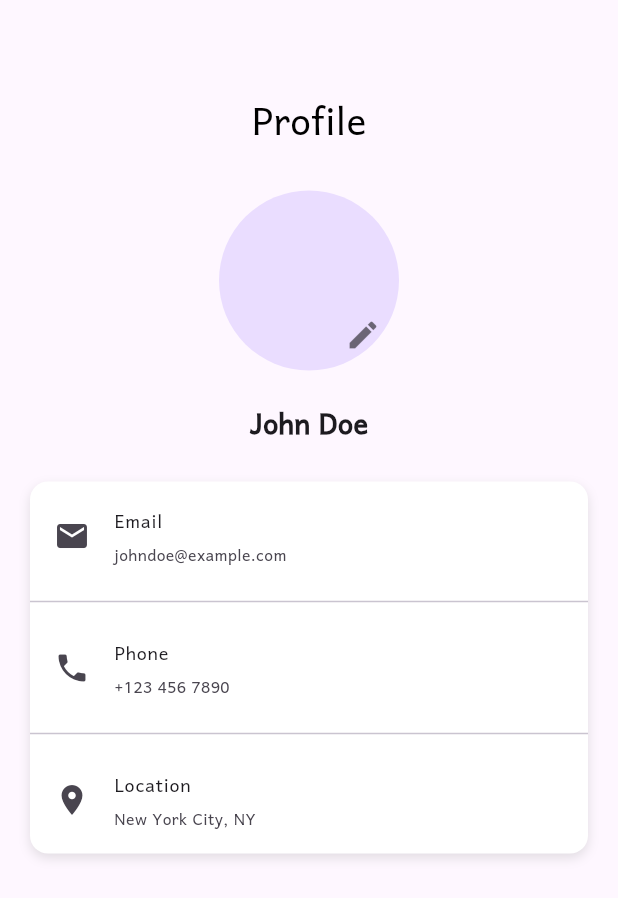
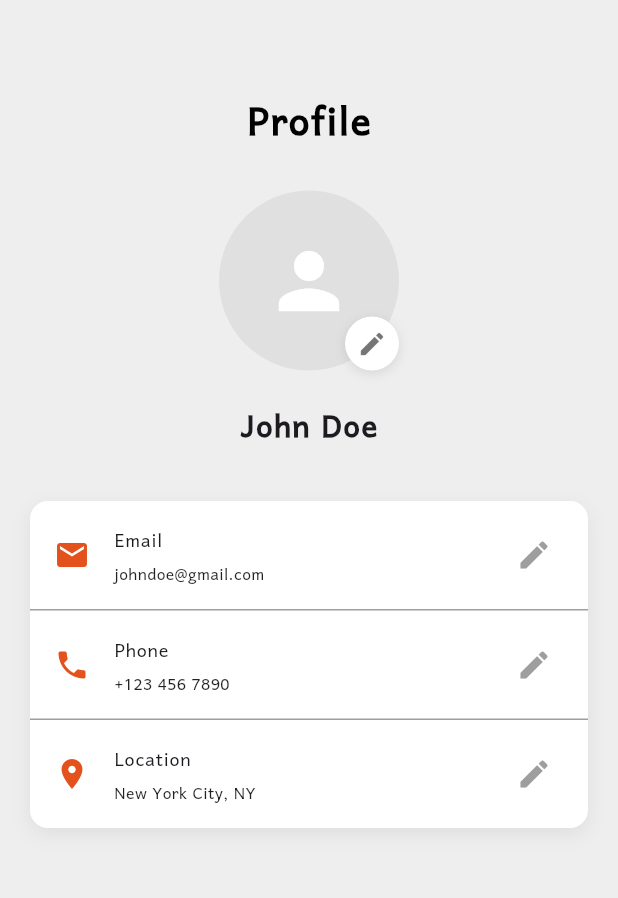
Before and after one commit to patt2005/sushi-shukan-app, a Flutter app: the ProfileScreen screen opened directly, on a phone screen of 412 x 824 dp. Shown: the top 898 px of the screen. Run offline on Flutter 3.47's test engine with Material 3 defaults, Android fonts, the phone set to English and light mode, and no system bars; our stand-ins replace geolocator, google_maps_flutter, image_picker, in_app_review.

Commit message:
app update

```diff
--- a/lib/screens/home_screen.dart
+++ b/lib/screens/home_screen.dart
@@ -192,7 +192,7 @@
         ),
         body: SafeArea(
           child: Padding(
-            padding: const EdgeInsets.symmetric(horizontal: 27),
+            padding: const EdgeInsets.symmetric(horizontal: 20),
             child: SingleChildScrollView(
               child: Column(
                 crossAxisAlignment: CrossAxisAlignment.start,
@@ -375,6 +375,7 @@
                   ),
                   SizedBox(height: MediaQuery.of(context).size.height * 0.01),
                   GridView.builder(
+                    padding: EdgeInsets.only(bottom: screenSize.height * 0.08),
                     physics: const NeverScrollableScrollPhysics(),
                     shrinkWrap: true,
                     gridDelegate: SliverGridDelegateWithFixedCrossAxisCount(
--- a/lib/screens/profile_screen.dart
+++ b/lib/screens/profile_screen.dart
@@ -3,6 +3,9 @@
 import 'package:image_picker/image_picker.dart';
 import 'package:path_provider/path_provider.dart';
 import 'package:path/path.dart' as path;
+import 'package:provider/provider.dart';
+import 'package:sushi_shukan_app/utilities/app_provider.dart';
+import 'package:sushi_shukan_app/utilities/colors.dart';
 
 class ProfileScreen extends StatefulWidget {
   const ProfileScreen({super.key});
@@ -18,22 +21,19 @@
   final TextEditingController _phoneController = TextEditingController();
   final TextEditingController _locationController = TextEditingController();
 
-  String name = "John Doe";
   bool isEditingName = false;
-
-  String email = "johndoe@example.com";
-  String phone = "+123 456 7890";
-  String location = "New York City, NY";
 
   String? editingField;
 
   @override
   Widget build(BuildContext context) {
     return Scaffold(
+      backgroundColor: Colors.grey.shade200,
       body: SingleChildScrollView(
         child: Padding(
           padding: const EdgeInsets.all(20.0),
-          child: Column(
+          child: Consumer<AppProvider>(
+            builder: (context, value, child) => Column(
               children: [
                 const SizedBox(height: 40),
                 const Text(
@@ -41,32 +41,42 @@
                   style: TextStyle(
                     color: Colors.black,
                     fontSize: 33,
-                  fontWeight: FontWeight.w500,
+                    fontWeight: FontWeight.w600,
+                    letterSpacing: 1.2,
                   ),
                 ),
                 const SizedBox(height: 20),
+                Stack(
+                  children: [
                     CircleAvatar(
                       radius: 60,
+                      backgroundColor: Colors.grey.shade300,
                       backgroundImage: _profileImagePath != null
                           ? FileImage(File(_profileImagePath!))
                           : null,
-                child: Align(
-                  alignment: Alignment.bottomRight,
-                  child: IconButton(
-                    icon: const Icon(
-                      Icons.edit,
-                      color: Colors.black54,
+                      child: _profileImagePath == null
+                          ? const Icon(
+                              Icons.person,
+                              size: 60,
+                              color: Colors.white,
+                            )
+                          : null,
                     ),
-                    onPressed: () async {
+                    Positioned(
+                      bottom: 0,
+                      right: 0,
+                      child: GestureDetector(
+                        onTap: () async {
                           final imagePicker = ImagePicker();
                           final image = await imagePicker.pickImage(
                               source: ImageSource.gallery);
                           if (image != null) {
                             final cacheDir = await getTemporaryDirectory();
-                        final timestamp =
-                            DateTime.now().millisecondsSinceEpoch.toString();
-                        final filePath = path.join(
-                            cacheDir.path, 'profile_picture_$timestamp.png');
+                            final timestamp = DateTime.now()
+                                .millisecondsSinceEpoch
+                                .toString();
+                            final filePath = path.join(cacheDir.path,
+                                'profile_picture_$timestamp.png');
                             final newFile = File(filePath);
 
                             if (await newFile.exists()) {
@@ -79,8 +89,28 @@
                             });
                           }
                         },
+                        child: Container(
+                          decoration: BoxDecoration(
+                            color: Colors.white,
+                            borderRadius: BorderRadius.circular(50),
+                            boxShadow: [
+                              BoxShadow(
+                                color: Colors.black.withOpacity(0.1),
+                                blurRadius: 6,
+                                offset: const Offset(0, 2),
+                              ),
+                            ],
+                          ),
+                          padding: const EdgeInsets.all(8),
+                          child: const Icon(
+                            Icons.edit,
+                            size: 20,
+                            color: Colors.black54,
                           ),
                         ),
+                      ),
+                    ),
+                  ],
                 ),
                 const SizedBox(height: 20),
                 GestureDetector(
@@ -96,108 +126,132 @@
                             border: UnderlineInputBorder(),
                             hintText: "Enter your name",
                           ),
-                        controller: TextEditingController(text: name),
-                        onSubmitted: (value) {
+                          controller:
+                              TextEditingController(text: value.user.name),
+                          onSubmitted: (text) {
                             setState(() {
-                            name = value.isNotEmpty ? value : name;
+                              value.setUserName(text);
                               isEditingName = false;
                             });
                           },
                         )
                       : Text(
-                        name,
+                          value.user.name,
                           style: const TextStyle(
-                          fontSize: 24,
-                          fontWeight: FontWeight.bold,
+                            fontSize: 26,
+                            fontWeight: FontWeight.w600,
+                            letterSpacing: 1.1,
                           ),
                         ),
                 ),
-              const SizedBox(height: 20),
+                const SizedBox(height: 30),
                 Container(
                   decoration: BoxDecoration(
                     color: Colors.white,
                     borderRadius: BorderRadius.circular(12),
                     boxShadow: [
                       BoxShadow(
-                      color: Colors.grey.withOpacity(0.3),
-                      blurRadius: 6,
-                      offset: const Offset(0, 3),
+                        color: Colors.grey.withOpacity(0.2),
+                        blurRadius: 10,
+                        offset: const Offset(0, 4),
                       ),
                     ],
                   ),
                   child: Column(
                     children: [
-                    ListTile(
-                      leading: const Icon(Icons.email),
-                      title: const Text('Email'),
-                      subtitle: editingField == "email"
-                          ? TextField(
+                      _buildEditableListTile(
+                        icon: Icons.email,
+                        title: "Email",
+                        value: value.user.email,
+                        editingField: editingField,
                         controller: _emailController,
-                              onSubmitted: (value) {
+                        onSubmitted: (emailText) {
                           setState(() {
-                                  email = value;
+                            value.setEmail(emailText);
                             editingField = null;
                           });
                         },
-                            )
-                          : Text(email),
-                      onTap: () {
+                        onTap: () => setState(() {
+                          editingField = "email";
+                        }),
+                      ),
+                      _divider(),
+                      _buildEditableListTile(
+                        icon: Icons.phone,
+                        title: "Phone",
+                        value: value.user.phoneNumber,
+                        editingField: editingField,
+                        controller: _phoneController,
+                        onSubmitted: (phone) {
                           setState(() {
-                          editingField = "email";
-                        });
-                      },
-                    ),
-                    const Divider(),
-                    ListTile(
-                      leading: const Icon(Icons.phone),
-                      title: const Text('Phone'),
-                      subtitle: editingField == "phone"
-                          ? TextField(
-                              controller: _phoneController,
-                              keyboardType: TextInputType.phone,
-                              onSubmitted: (value) {
-                                setState(() {
-                                  phone = value;
+                            value.setPhoneNumber(phone);
                             editingField = null;
                           });
                         },
-                            )
-                          : Text(phone),
-                      onTap: () {
+                        onTap: () => setState(() {
+                          editingField = "phone";
+                        }),
+                      ),
+                      _divider(),
+                      _buildEditableListTile(
+                        icon: Icons.location_on,
+                        title: "Location",
+                        value: value.user.location,
+                        editingField: editingField,
+                        controller: _locationController,
+                        onSubmitted: (loc) {
                           setState(() {
-                          editingField = "phone";
-                        });
-                      },
-                    ),
-                    const Divider(),
-                    ListTile(
-                      leading: const Icon(Icons.location_on),
-                      title: const Text('Location'),
-                      subtitle: editingField == "location"
-                          ? TextField(
-                              controller: _locationController,
-                              onSubmitted: (value) {
-                                setState(() {
-                                  location = value;
+                            value.setUserLocation(loc);
                             editingField = null;
                           });
                         },
-                            )
-                          : Text(location),
-                      onTap: () {
-                        setState(() {
+                        onTap: () => setState(() {
                           editingField = "location";
-                        });
-                      },
+                        }),
                       ),
                     ],
                   ),
                 ),
-              const SizedBox(height: 20),
               ],
+            ),
           ),
         ),
       ),
     );
   }
+
+  Divider _divider() {
+    return const Divider(
+      height: 1,
+      thickness: 1,
+      color: Colors.grey,
+    );
   }
+
+  Widget _buildEditableListTile({
+    required IconData icon,
+    required String title,
+    required String value,
+    required String? editingField,
+    required TextEditingController controller,
+    required VoidCallback onTap,
+    required ValueChanged<String> onSubmitted,
+  }) {
+    return ListTile(
+      leading: Icon(icon, color: kSecondaryColor),
+      title: Text(title),
+      subtitle: editingField == title.toLowerCase()
+          ? TextField(
+              controller: controller,
+              onSubmitted: onSubmitted,
+              decoration: const InputDecoration(
+                hintText: "Edit here...",
+                isDense: true,
+              ),
+            )
+          : Text(value, style: const TextStyle(color: Colors.black87)),
+      trailing: const Icon(Icons.edit, color: Colors.grey),
+      onTap: onTap,
+    );
+  }
+}
--- /dev/null
+++ b/lib/utilities/app_provider.dart
@@ -0,0 +1,38 @@
+import 'package:flutter/cupertino.dart';
+import 'package:sushi_shukan_app/utilities/user.dart';
+
+class AppProvider extends ChangeNotifier {
+  final User _user = User(
+    name: "John Doe",
+    location: "New York City, NY",
+    phoneNumber: "+123 456 7890",
+    email: "johndoe@gmail.com",
+  );
+
+  User get user => _user;
+
+  void setProfileImagePath(String path) {
+    _user.profileImagePath = path;
+    notifyListeners();
+  }
+
+  void setUserLocation(String loc) {
+    _user.location = loc;
+    notifyListeners();
+  }
+
+  void setUserName(String name) {
+    _user.name = name;
+    notifyListeners();
+  }
+
+  void setEmail(String email) {
+    _user.email = email;
+    notifyListeners();
+  }
+
+  void setPhoneNumber(String phoneNumber) {
+    _user.phoneNumber = phoneNumber;
+    notifyListeners();
+  }
+}
--- /dev/null
+++ b/lib/utilities/user.dart
@@ -0,0 +1,15 @@
+class User {
+  String name;
+  String location;
+  String phoneNumber;
+  String? profileImagePath;
+  String email;
+
+  User({
+    required this.name,
+    required this.location,
+    required this.phoneNumber,
+    required this.email,
+    this.profileImagePath,
+  });
+}
--- a/pubspec.yaml
+++ b/pubspec.yaml
@@ -16,7 +16,7 @@
 # https://developer.apple.com/library/archive/documentation/General/Reference/InfoPlistKeyReference/Articles/CoreFoundationKeys.html
 # In Windows, build-name is used as the major, minor, and patch parts
 # of the product and file versions while build-number is used as the build suffix.
-version: 1.0.2+3
+version: 1.0.3+4
 
 environment:
   sdk: ^3.5.0
@@ -41,6 +41,7 @@
   geolocator: ^13.0.1
   image_picker: ^1.1.2
   path_provider: ^2.1.5
+  provider: ^6.1.2
 
 dev_dependencies:
   flutter_test:
```
Also changed, not shown: lib/main.dart (+8 -1 lines), lib/screens/location_screen.dart (+97 -29 lines), lib/screens/sushi_info_screen.dart (+8 -2 lines), assets/images/sushi1.png, assets/images/sushi2.png, assets/images/sushi3.png, assets/images/sushi4.png, assets/images/sushi5.png, assets/images/sushi6.png, pubspec.lock, 2 other files. Lines whose indentation alone changed are shown as unchanged.
